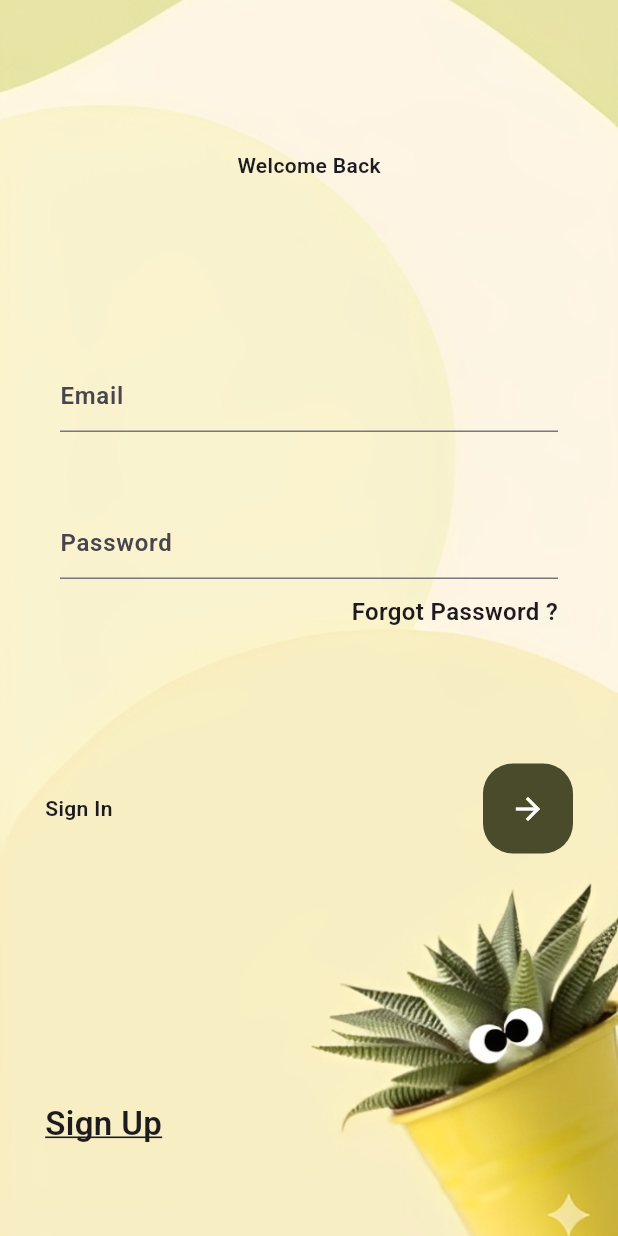
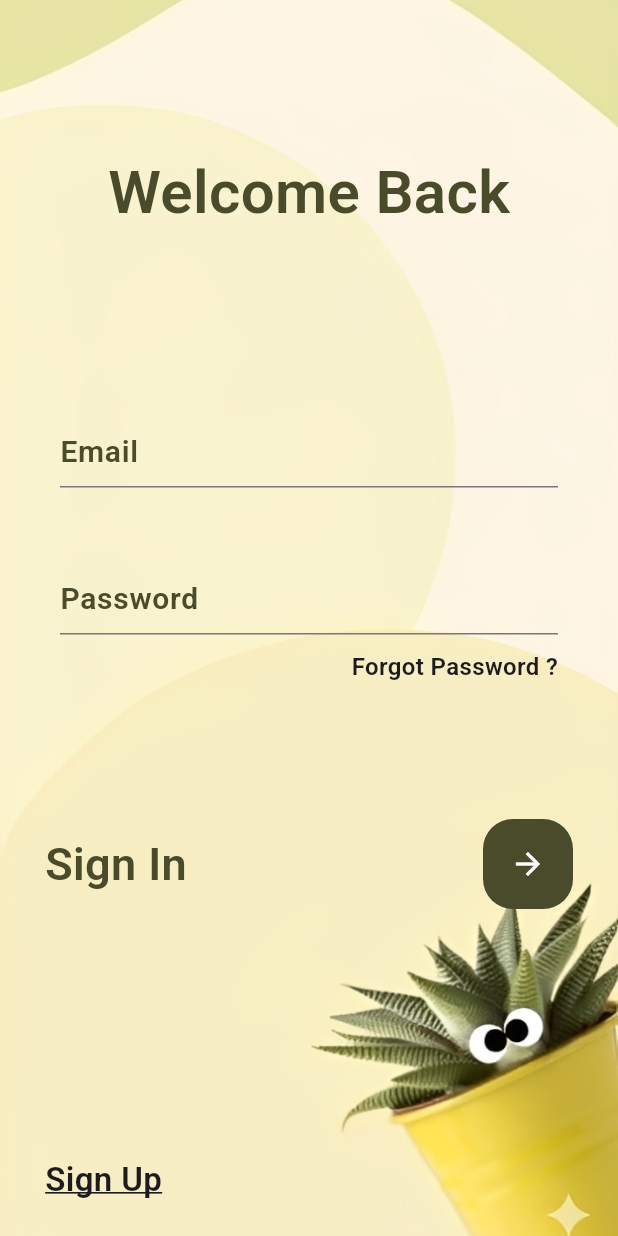
Before and after one commit to dbooker5/flexfit, a Flutter app: the screen it shows after launch, on a phone screen of 412 x 824 dp. Run offline on Flutter 3.47's test engine with Material 3 defaults, Android fonts, the phone set to English and light mode, and no system bars.

Commit message:
feat: Add green text style
Adds a new static method `greenTextstyle` to the `SupportWidget` class.

This method returns a `TextStyle` with a specific green color (`0xff494b2b`), the "Roboto" font family, and a customizable font size.

```diff
--- a/lib/widgets/support_widget.dart
+++ b/lib/widgets/support_widget.dart
@@ -42,4 +42,12 @@ class AppWidget {
       child: Center(child: Text(size, style: AppWidget.whiteTextstyle(18.0))),
     );
   }
+
+  static TextStyle greenTextstyle(double size) {
+    return TextStyle(
+      color: Color(0xff494b2b),
+      fontFamily: "Roboto",
+      fontSize: size,
+    );
+  }
 }
```
